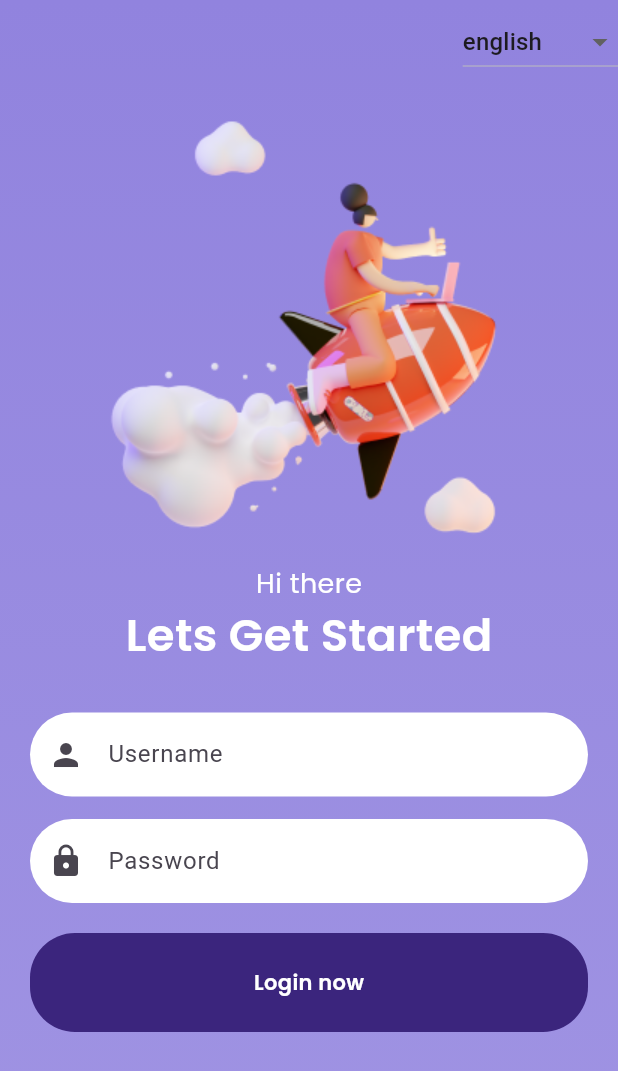
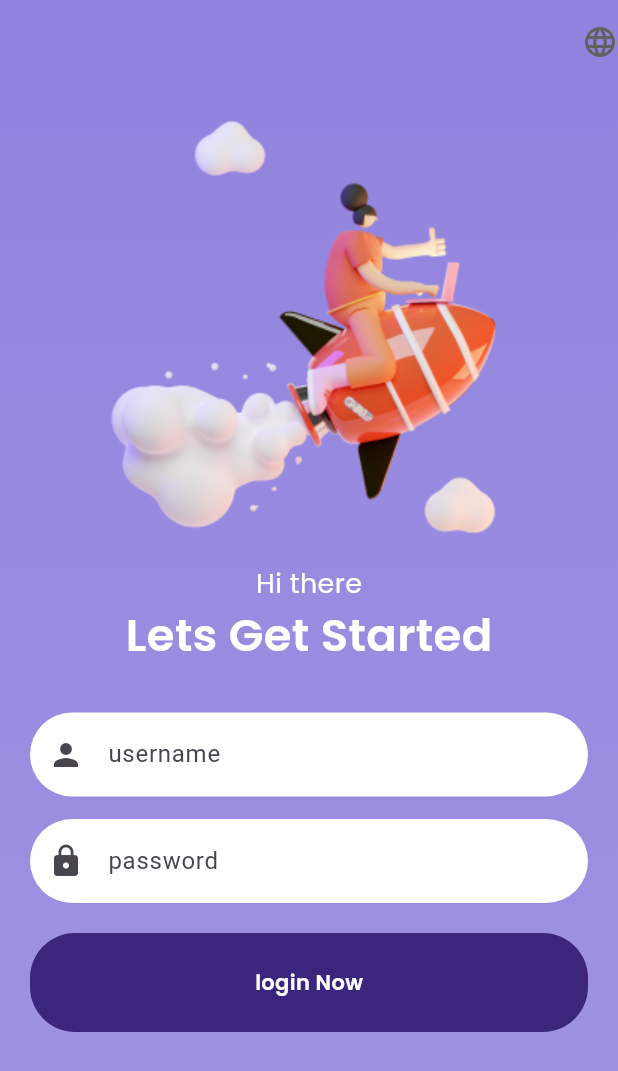
Before and after one commit to jassimpt/flutter_animation_tutorial, a Flutter app: the screen it shows after launch, on a phone screen of 412 x 824 dp. Shown: the top 1071 px of the screen. Run offline on Flutter 3.47's test engine with Material 3 defaults, Android fonts, the phone set to English and light mode, and no system bars; our stand-ins replace google_fonts; generated files the repository leaves out were written again.

Commit message:
language localization completed

```diff
--- /dev/null
+++ b/l10n.yaml
@@ -0,0 +1,3 @@
+arb-dir: lib/l10n
+template-arb-file: app_en.arb
+output-localization-file: app_localizations.dart
--- a/lib/main.dart
+++ b/lib/main.dart
@@ -1,18 +1,40 @@
 import 'package:animation_tutorial/views/loginscreen.dart';
 import 'package:flutter/material.dart';
+import 'package:flutter_localizations/flutter_localizations.dart';
+import 'package:flutter_gen/gen_l10n/app_localizations.dart';
 
 void main(List<String> args) {
-  runApp(MyApp());
+  runApp(const MyApp());
 }
 
-class MyApp extends StatelessWidget {
+class MyApp extends StatefulWidget {
   const MyApp({super.key});
+
+  @override
+  State<MyApp> createState() => _MyAppState();
+
+  static void setLocale(BuildContext context, Locale newLocale) {
+    _MyAppState? state = context.findAncestorStateOfType<_MyAppState>();
+    state?.setLocale(newLocale);
+  }
+}
+
+class _MyAppState extends State<MyApp> {
+  Locale? _locale = Locale('en');
+  setLocale(Locale newlocale) {
+    setState(() {
+      _locale = newlocale;
+    });
+  }
 
   @override
   Widget build(BuildContext context) {
     return MaterialApp(
       debugShowCheckedModeBanner: false,
       home: LoginScreen(),
+      localizationsDelegates: AppLocalizations.localizationsDelegates,
+      supportedLocales: AppLocalizations.supportedLocales,
+      locale: _locale,
     );
   }
 }
--- a/lib/views/loginscreen.dart
+++ b/lib/views/loginscreen.dart
@@ -1,7 +1,9 @@
+import 'package:animation_tutorial/main.dart';
 import 'package:animation_tutorial/views/listscreen.dart';
 import 'package:animation_tutorial/views/widgets/rocketanimater.dart';
 import 'package:flutter/material.dart';
 import 'package:google_fonts/google_fonts.dart';
+import 'package:flutter_gen/gen_l10n/app_localizations.dart';
 
 class LoginScreen extends StatefulWidget {
   const LoginScreen({Key? key}) : super(key: key);
@@ -40,8 +42,7 @@ class _LoginScreenState extends State<LoginScreen>
     super.dispose();
   }
 
-  List languages = ["english", "malayalam", "hindhi"];
-  String firstvalue = "english";
+  List languages = ["en", "ml", "hi"];
 
   @override
   Widget build(BuildContext context) {
@@ -62,17 +63,18 @@ class _LoginScreenState extends State<LoginScreen>
           backgroundColor: Colors.transparent,
           actions: [
             DropdownButton(
-              value: firstvalue,
+              underline: SizedBox(),
+              icon: Icon(Icons.language),
               items: languages
                   .map((e) => DropdownMenuItem<String>(
                         child: Text(e),
                         value: e,
                       ))
                   .toList(),
-              onChanged: (value) {
-                setState(() {
-                  firstvalue = value!;
-                });
+              onChanged: (language) {
+                if (language != null) {
+                  MyApp.setLocale(context, Locale(language));
+                }
               },
             )
           ],
@@ -92,7 +94,7 @@ class _LoginScreenState extends State<LoginScreen>
                 SlideTransition(
                   position: _offsetAnimation,
                   child: Text(
-                    'Hi there',
+                    AppLocalizations.of(context)!.hiThere,
                     style: GoogleFonts.poppins(
                       fontSize: 18,
                       color: Colors.white,
@@ -102,7 +104,7 @@ class _LoginScreenState extends State<LoginScreen>
                 SlideTransition(
                   position: _offsetAnimation,
                   child: Text(
-                    'Lets Get Started',
+                    AppLocalizations.of(context)!.letsGetStarted,
                     style: GoogleFonts.poppins(
                       fontSize: 30,
                       color: Colors.white,
@@ -121,7 +123,7 @@ class _LoginScreenState extends State<LoginScreen>
                       decoration: InputDecoration(
                         fillColor: Colors.white,
                         filled: true,
-                        hintText: 'Username',
+                        hintText: AppLocalizations.of(context)!.username,
                         prefixIcon: const Icon(Icons.person),
                         border: OutlineInputBorder(
                           borderSide: BorderSide.none,
@@ -142,7 +144,7 @@ class _LoginScreenState extends State<LoginScreen>
                       decoration: InputDecoration(
                         fillColor: Colors.white,
                         filled: true,
-                        hintText: 'Password',
+                        hintText: AppLocalizations.of(context)!.password,
                         prefixIcon: const Icon(Icons.lock),
                         border: OutlineInputBorder(
                           borderSide: BorderSide.none,
@@ -176,7 +178,7 @@ class _LoginScreenState extends State<LoginScreen>
                         ),
                         child: Center(
                           child: Text(
-                            'Login now',
+                            AppLocalizations.of(context)!.loginNow,
                             style: GoogleFonts.poppins(
                               color: Colors.white,
                               fontWeight: FontWeight.w600,
```
Also changed, not shown: lib/l10n/app_en.arb (added, +7 -0 lines), lib/l10n/app_hi.arb (added, +7 -0 lines), lib/l10n/app_ml.arb (added, +7 -0 lines), pubspec.yaml (+3 -7 lines), pubspec.lock, 6 other files.
